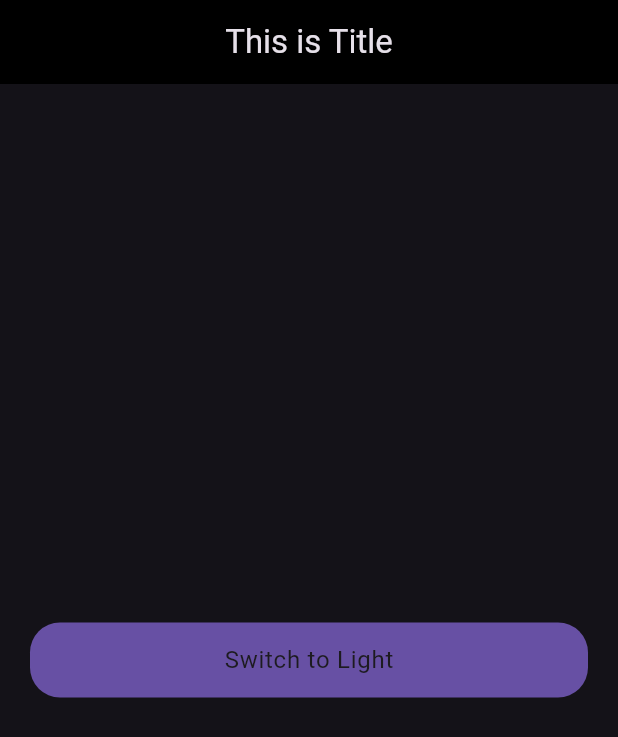
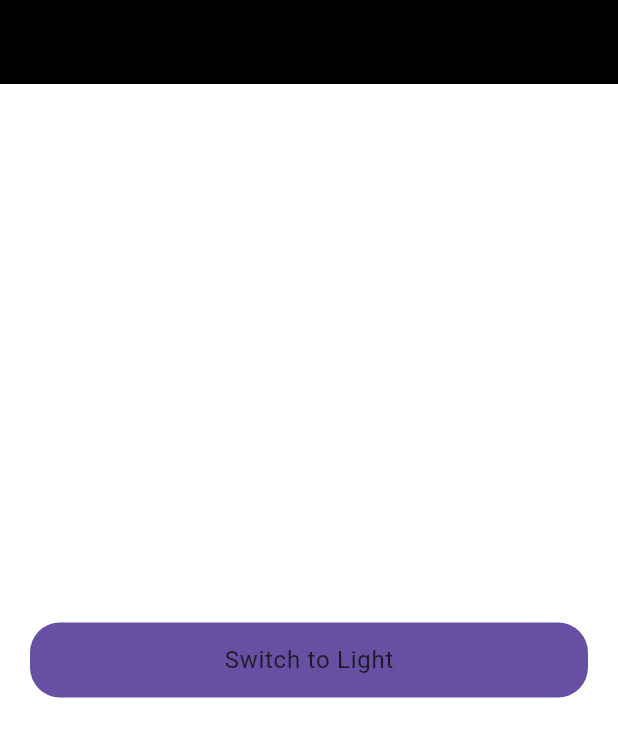
Before and after one commit to HaiderAli228/75DaysGoal, a Flutter app: the screen it shows after launch, after a tap on "Switch to Dark", on a phone screen of 412 x 824 dp. Shown: the top 737 px of the screen. Run offline on Flutter 3.47's test engine with Material 3 defaults, Android fonts, the phone set to English and light mode, and no system bars; network calls fail.

Commit message:
learning the universal theme

```diff
--- a/lib/main.dart
+++ b/lib/main.dart
@@ -13,12 +13,22 @@ class MyApp extends StatefulWidget {
 
 class _MyAppState extends State<MyApp> {
   bool toggle = false;
-
   @override
   Widget build(BuildContext context) {
     return MaterialApp(
       debugShowCheckedModeBanner: false,
       darkTheme: ThemeData(
+        colorScheme: ColorScheme(
+          brightness: Brightness.dark,
+          primary: Colors.white,
+          onPrimary: Colors.black,
+          secondary: Colors.white,
+          onSecondary: Colors.black,
+          error: Colors.red,
+          onError: Colors.white,
+          surface: Colors.white,
+          onSurface: Colors.black,
+        ),
         appBarTheme: AppBarTheme(
           backgroundColor: Colors.black,
           centerTitle: true,
```
